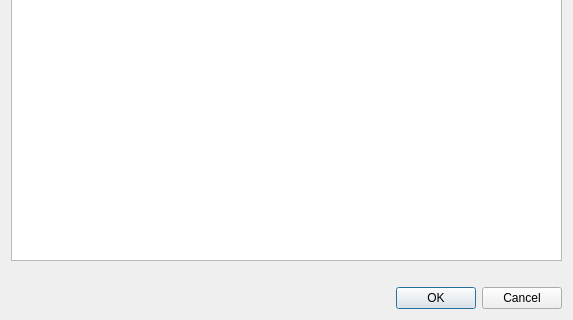
First picture: the form in shvspy/src/dlgselectroles.ui, repository syyyr/shvspy, before the edit; both pictures show x 0 to 573 and y 138 to 458 of the 573 by 458 pixel window.
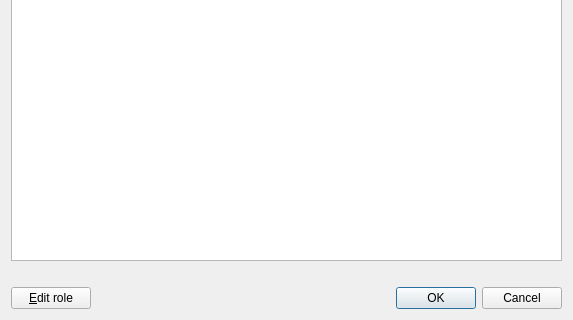
Second picture: the form after the edit.

Commit message: unify users editor and roles editor

What changed in the file:
```diff
--- a/shvspy/src/dlgselectroles.ui
+++ b/shvspy/src/dlgselectroles.ui
@@ -25,6 +25,15 @@
     </widget>
    </item>
    <item>
+    <layout class="QHBoxLayout" name="horizontalLayout">
+     <item>
+      <widget class="QPushButton" name="editRoleButton">
+       <property name="text">
+        <string>&amp;Edit role</string>
+       </property>
+      </widget>
+     </item>
+     <item>
     <widget class="QDialogButtonBox" name="buttonBox">
      <property name="orientation">
       <enum>Qt::Horizontal</enum>
@@ -33,6 +42,8 @@
       <set>QDialogButtonBox::Cancel|QDialogButtonBox::Ok</set>
      </property>
     </widget>
+     </item>
+    </layout>
    </item>
   </layout>
  </widget>
```
Left out of the diff: 2 changed lines with no effect on the pictures. Lines whose indentation alone changed are shown as unchanged. The commit also changes 6 other files.
